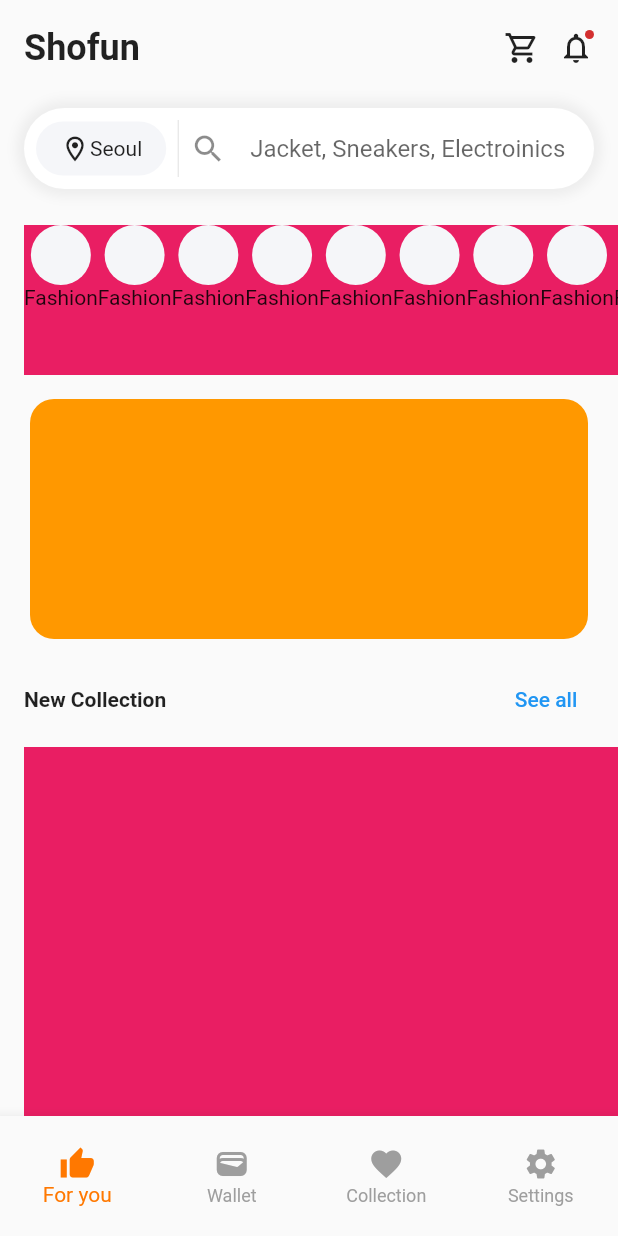
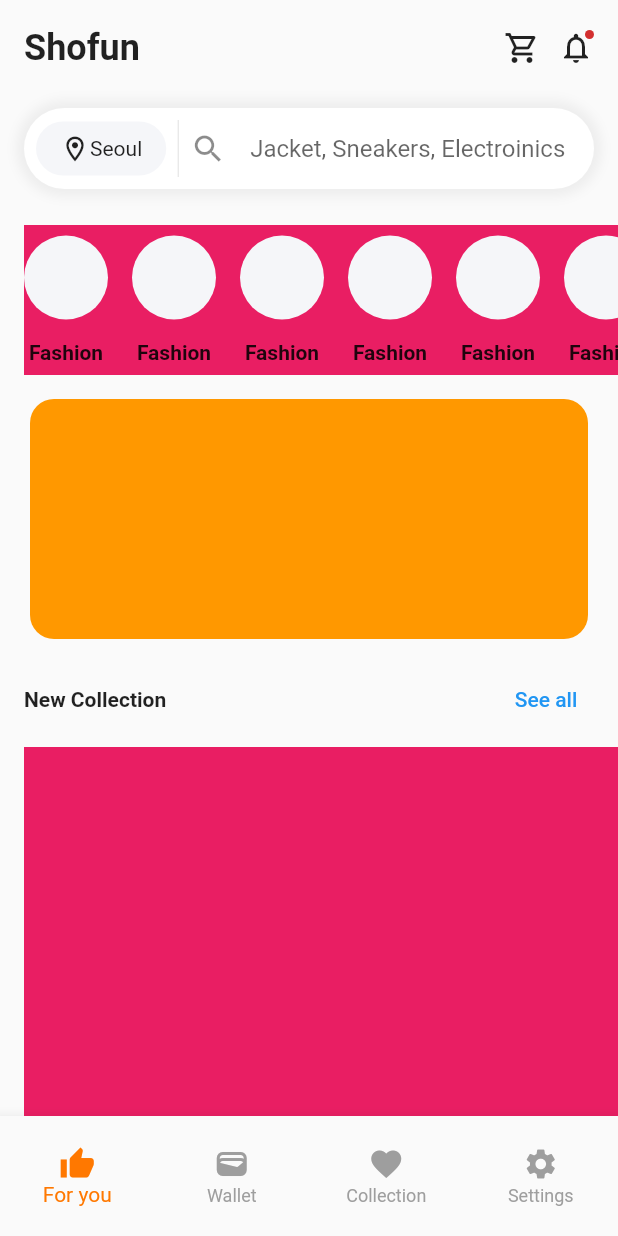
Before and after one commit to JAICHANGPARK/flutter_notebook_chapter_24, a Flutter app: the EcommerceMainPage screen opened directly, on a phone screen of 412 x 824 dp. Run offline on Flutter 3.47's test engine with Material 2 defaults, Android fonts, the phone set to English and light mode, and no system bars; our stand-ins replace flutter_riverpod, freezed_annotation, ionicons, percent_indicator; missing offline and left inert: crypto_font_icons; network calls fail.

Commit message:
Update ecommerce_home_widget.dart

```diff
--- a/lib/ep1383_ecommerce_app/view/ecommerce_home_widget.dart
+++ b/lib/ep1383_ecommerce_app/view/ecommerce_home_widget.dart
@@ -92,15 +92,26 @@ class _EcommerceHomeWidgetState extends State<EcommerceHomeWidget> {
             scrollDirection: Axis.horizontal,
             itemCount: 10,
             itemBuilder: (context, _) {
-              return Column(
+              return Padding(
+                padding: const EdgeInsets.only(right: 16),
+                child: Column(
+                  mainAxisAlignment: MainAxisAlignment.center,
                   children: [
                     CircleAvatar(
+                      radius: 28,
                       backgroundColor: Color(0xfff5f6f9),
+                    ),
+                    SizedBox(
+                      height: 14,
                     ),
                     Text(
                       "Fashion",
+                      style: TextStyle(
+                        fontWeight: FontWeight.bold,
+                      ),
                     )
                   ],
+                ),
               );
             },
           ),
```
Lines whose indentation alone changed are shown as unchanged.
